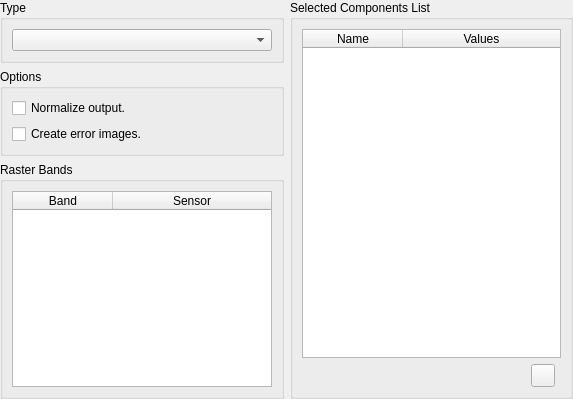
Before: the Qt Designer form src/terralib/qt/widgets/rp/ui/MixtureModelWizardPageForm.ui in claudiobogossian/terralib5, drawn with Qt 5.
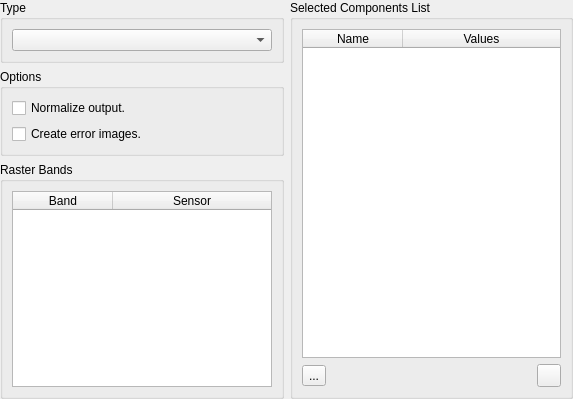
After: the same form once the commit is applied.

Commit message: mixture model enhancements

Patch:
```diff
--- a/src/terralib/qt/widgets/rp/ui/MixtureModelWizardPageForm.ui
+++ b/src/terralib/qt/widgets/rp/ui/MixtureModelWizardPageForm.ui
@@ -150,20 +150,7 @@
        <layout class="QGridLayout" name="gridLayout_8">
         <item row="0" column="0">
          <layout class="QGridLayout" name="gridLayout_7">
-          <item row="1" column="0">
-           <spacer name="horizontalSpacer">
-            <property name="orientation">
-             <enum>Qt::Horizontal</enum>
-            </property>
-            <property name="sizeHint" stdset="0">
-             <size>
-              <width>40</width>
-              <height>20</height>
-             </size>
-            </property>
-           </spacer>
-          </item>
-          <item row="0" column="0" colspan="3">
+          <item row="0" column="0">
            <widget class="QTableWidget" name="m_tableWidget">
             <property name="alternatingRowColors">
              <bool>true</bool>
@@ -189,12 +176,39 @@
             </column>
            </widget>
           </item>
-          <item row="1" column="1">
-           <widget class="QToolButton" name="m_removeToolButton">
-            <property name="text">
-             <string/>
-            </property>
-           </widget>
+          <item row="1" column="0">
+           <layout class="QGridLayout" name="gridLayout_6">
+            <item row="0" column="0">
+             <widget class="QToolButton" name="m_acquireToolButton">
+              <property name="text">
+               <string>...</string>
+              </property>
+              <property name="checkable">
+               <bool>true</bool>
+              </property>
+             </widget>
+            </item>
+            <item row="0" column="1">
+             <spacer name="horizontalSpacer">
+              <property name="orientation">
+               <enum>Qt::Horizontal</enum>
+              </property>
+              <property name="sizeHint" stdset="0">
+               <size>
+                <width>40</width>
+                <height>20</height>
+               </size>
+              </property>
+             </spacer>
+            </item>
+            <item row="0" column="2">
+             <widget class="QToolButton" name="m_removeToolButton">
+              <property name="text">
+               <string/>
+              </property>
+             </widget>
+            </item>
+           </layout>
           </item>
          </layout>
         </item>
```
The commit also changes 5 other files.
